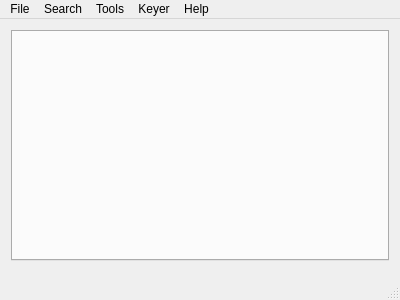
The window that mqt/MqtLogger/tlogcontainer.ui (zsteva/backup-minos2) describes before a commit, drawn with Qt 5.
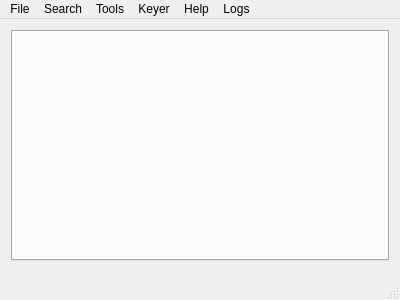
The same window after the commit. Custom widgets are drawn as their Qt base class.

Commit message: Add a Logs menu to choose log tab

Diff of the .ui file:
```diff
--- a/mqt/MqtLogger/tlogcontainer.ui
+++ b/mqt/MqtLogger/tlogcontainer.ui
@@ -43,7 +43,7 @@
      <x>0</x>
      <y>0</y>
      <width>400</width>
-     <height>40</height>
+     <height>21</height>
     </rect>
    </property>
    <widget class="QMenu" name="menuFile">
@@ -71,11 +71,17 @@
      <string>Keyer</string>
     </property>
    </widget>
+   <widget class="QMenu" name="menuLogs">
+    <property name="title">
+     <string>Logs</string>
+    </property>
+   </widget>
    <addaction name="menuFile"/>
    <addaction name="menuSearch"/>
    <addaction name="menuTools"/>
    <addaction name="menuKeyer"/>
    <addaction name="menuHelp"/>
+   <addaction name="menuLogs"/>
   </widget>
   <widget class="QStatusBar" name="statusBar"/>
  </widget>
```
The commit also changes 3 other files.
